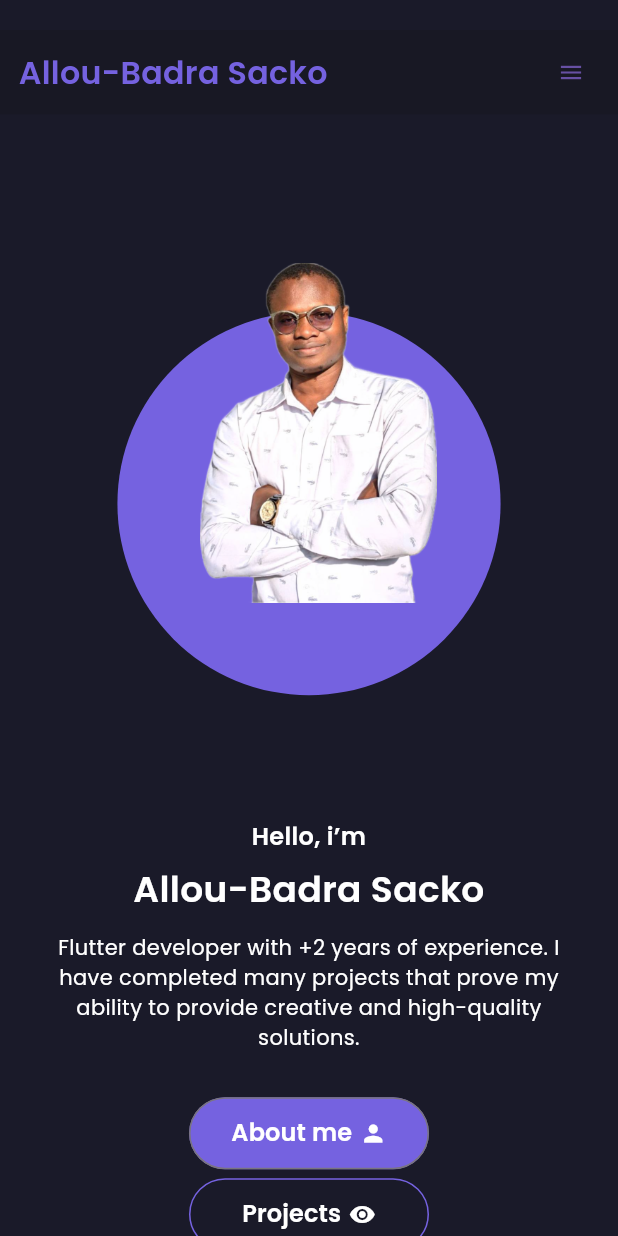
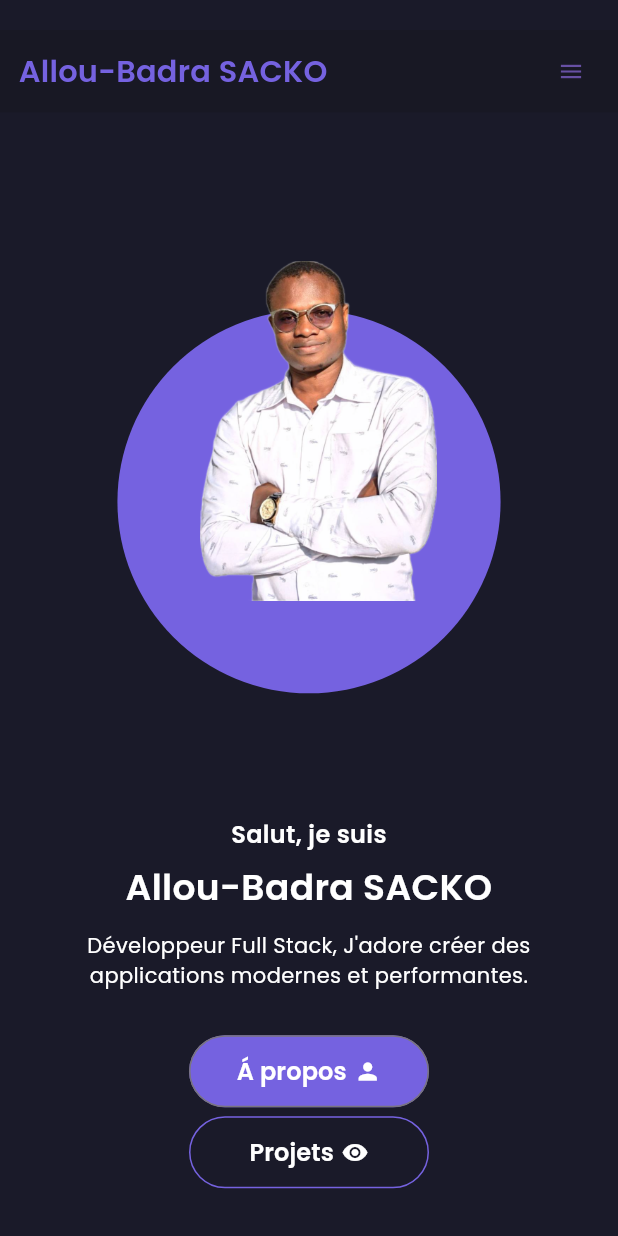
Before and after one commit to sackoba11/Portfolio, a Flutter app: the screen it shows after launch, on a phone screen of 412 x 824 dp. Run offline on Flutter 3.47's test engine with Material 3 defaults, Android fonts, the phone set to English and light mode, and no system bars; drawn by our look-alikes of auto_size_text; our stand-ins replace cached_network_image, equatable, flutter_bloc, flutter_svg, font_awesome_flutter; missing offline and left inert: universal_html; network calls fail.

Commit message:
translate app_strings to French

```diff
--- a/lib/core/utils/app_extensions.dart
+++ b/lib/core/utils/app_extensions.dart
@@ -6,11 +6,11 @@ extension AppBarHeaderExtension on AppBarHeaders {
   String getString() {
     switch (this) {
       case AppBarHeaders.home:
-        return 'Home';
+        return 'Accueil';
       case AppBarHeaders.aboutMe:
-        return 'About me';
+        return 'Á propos';
       case AppBarHeaders.projects:
-        return 'Projects';
+        return 'Projets';
       case AppBarHeaders.contact:
         return 'Contact';
     }
@@ -50,7 +50,7 @@ extension DeviceTypeExtension on DeviceType {
       case DeviceType.largeScreenDesktop:
         return 1200;
       case DeviceType.extraLargeTV:
-        return 3840; // any number more than 1200
+        return 3840;
     }
   }
 }
--- a/lib/core/utils/app_strings.dart
+++ b/lib/core/utils/app_strings.dart
@@ -1,18 +1,18 @@
 abstract class AppStrings {
-  static const String developerName = 'Allou-Badra Sacko';
-  static const String helloIM = 'Hello, i’m';
+  static const String helloIM = 'Salut, je suis';
+  static const String developerName = 'Allou-Badra SACKO';
   static const String introMsg =
-      "Flutter developer with +2 years of experience. I have completed many projects that prove my ability to provide creative and high-quality solutions.";
+      "Développeur Full Stack, J'adore créer des applications modernes et performantes.";
   static String aboutMeMsg =
-      "I'm a Flutter developer with a good understanding of the Flutter framework, I have experience in UI design, API integration, clean code writing and knowledge of solid principles and clean architecture. I have completed many projects that prove my ability to provide creative and high-quality solutions and finish them in an almost complete way with a great user experience without any problems facing users";
+      "Je suis un développeur web & mobile passionné par Flutter avec une bonne compréhension du framework. J'ai de l'expérience en conception d'interfaces utilisateur, en intégration d'API, en écriture de code propre et une connaissance des principes SOLID et de l'architecture propre (clean architecture). Spécialisé en Flutter & Dart, je m'efforce de créer des solutions robustes qui résolvent des problèmes concrets.";
   static const String numOfExperience = '2+';
   static const String experienceMsg =
-      'Years of experience, Specialized in building apps, while ensuring a seamless web experience for end users.';
-  static const String servicesIOffer = 'The services i offer:';
-  static const String featuredProjects = 'Featured projects';
+      "Années d'expérience, spécialisé dans la création d'applications, tout en garantissant une expérience web fluide pour les utilisateurs finaux.";
+  static const String servicesIOffer = "Les services que j'offre :";
+  static const String featuredProjects = 'Projets vedettes';
   static const String projectsMsg =
-      "I have completed many projects that prove my ability to provide creative and high-quality solutions and finish them in an almost complete way with a great user experience without any problems facing users.";
+      "J'ai réalisé et participé à de nombreux projets qui prouvent ma capacité à fournir des solutions créatives et de haute qualité, et à les finaliser de manière quasi complète avec une excellente expérience utilisateur, sans aucun problème pour les utilisateurs.";
   static const String contactMsg =
-      "For any service and work you can contact with me by send an email or by our social media accounts.";
-  static const String contactWithMe = 'Contact with me';
+      "Pour tout service et collaboration, vous pouvez me contacter en envoyant un email ou via nos comptes de médias sociaux.";
+  static const String contactWithMe = 'Contacts';
 }
```
Also changed, not shown: lib/widgets/home_body.dart (+3 -4 lines), 4 other files.
